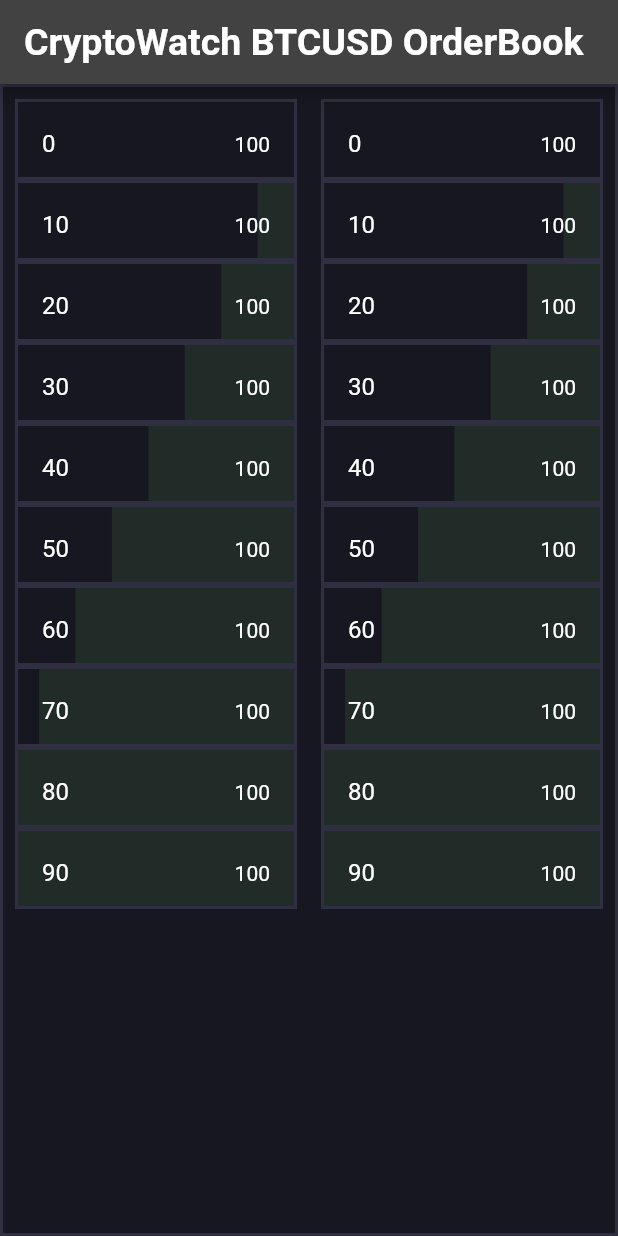
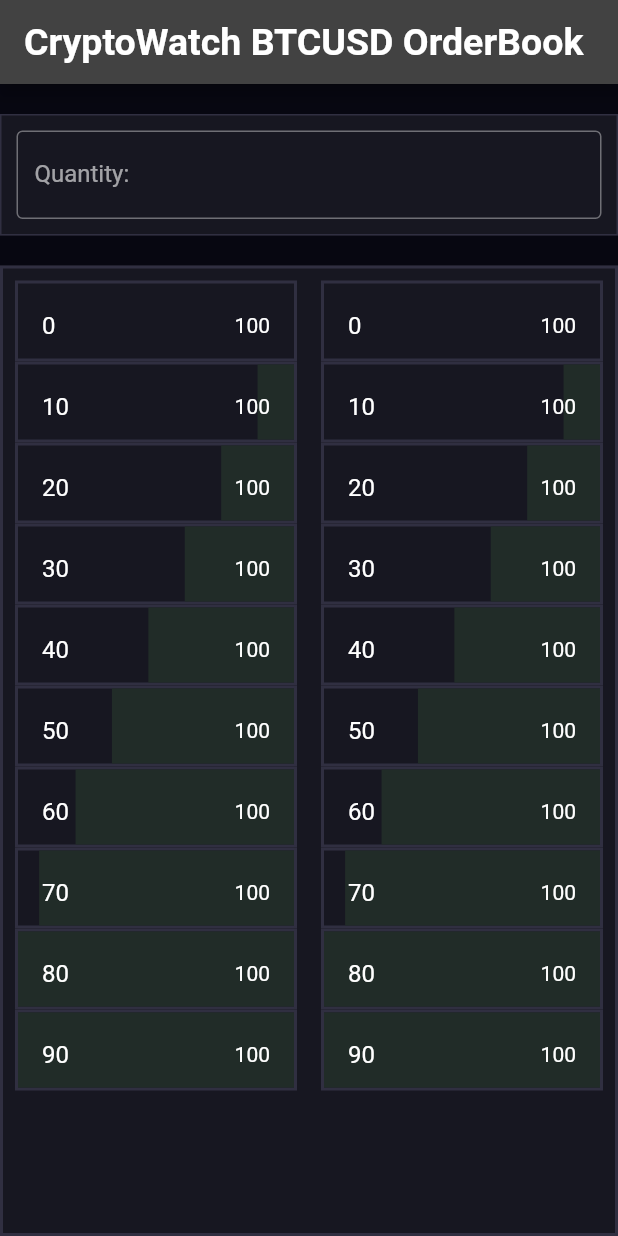
Before and after one commit to mshenawy22/Crypto-orderbook-Flutter-app-, a Flutter app: the screen it shows after launch, on a phone screen of 412 x 824 dp. Run offline on Flutter 3.47's test engine with Material 2 defaults, Android fonts, the phone set to English and light mode, and no system bars; our stand-ins replace bloc, flutter_bloc; Roboto replaces fonts that are missing (Georgia).

Commit message:
quantity input field UI

```diff
--- a/lib/ui/main_screen.dart
+++ b/lib/ui/main_screen.dart
@@ -1,3 +1,4 @@
+import 'package:cryptowatch_orderbook/ui/quantity_field.dart';
 import 'package:flutter/cupertino.dart';
 import 'package:flutter/material.dart';
 
@@ -14,8 +15,19 @@
   Widget build(BuildContext context) {
 
 
-    return
-            OrderBook();
+    return Column(
+      children: [
+         Container( height: 20,),
+        inputOrderField(),
+        Container( height: 20,),
+        Expanded(child: OrderBook())
+
+
+      ],
+
+    );
+
+
 
 
 
--- a/lib/ui/order_book.dart
+++ b/lib/ui/order_book.dart
@@ -1,3 +1,4 @@
+import 'package:cryptowatch_orderbook/ui/quantity_field.dart';
 import 'package:flutter/cupertino.dart';
 import 'package:flutter/material.dart';
 
@@ -19,7 +20,11 @@
               Border.all(width: 2.0, color: Theme.of(context).dividerColor)
 
           ),
-         child : Row(
+         child :
+         Column(
+           children: [
+           Expanded(
+             child: Row(
                children:
                [
                  OrderBookColumn(),
@@ -27,7 +32,14 @@
 
                ]
 
+           ),
+
            )
+
+           ],
+
+         )
+
       );
 
 
--- a/lib/ui/order_book_column.dart
+++ b/lib/ui/order_book_column.dart
@@ -10,7 +10,8 @@
   Widget build(BuildContext context) {
 
             return
-            Expanded (
+        Container(
+          child :  Expanded (
               child :   ListView.builder(
                   padding: const EdgeInsets.all(8),
                   itemCount: 10,
@@ -36,7 +37,9 @@
                     // );
                   }
               )
-            );
+          )
+        );
+
 
 
 
--- a/lib/ui/orderbook_row.dart
+++ b/lib/ui/orderbook_row.dart
@@ -16,7 +16,10 @@
     return
       Container (
         height : 50,
-        child :  Stack(
+        child :
+        GestureDetector(
+      child :
+      Stack(
             children :[
 
               Align(
@@ -32,14 +35,18 @@
 
 
               ListTile(
-                title:Text("${this.quantity}"),
-                // leading: Icon(FontAwesomeIcons.medal, color: RED),
-                trailing:  Text ( "${this.price}")
-                )
+                  title:Text("${this.quantity}"),
+                  // leading: Icon(FontAwesomeIcons.medal, color: RED),
+                  trailing:  Text ( "${this.price}")
+              )
 
             ]
 
+      )
+
         )
+
+
       );
 
 
--- a/lib/ui/quantity_field.dart
+++ b/lib/ui/quantity_field.dart
@@ -0,0 +1,26 @@
+import 'package:flutter/cupertino.dart';
+import 'package:flutter/material.dart';
+
+class inputOrderField extends StatelessWidget {
+  const inputOrderField({Key? key}) : super(key: key);
+
+  @override
+  Widget build(BuildContext context) {
+    return Container(
+      padding:const EdgeInsets.all(10) ,
+      decoration :  ShapeDecoration(
+          color: Theme.of(context).canvasColor,
+          shape:
+          Border.all(width: 1.0, color: Theme.of(context).dividerColor)
+
+      ),
+      child:  TextField(
+        obscureText: true,
+        decoration: InputDecoration(
+          border: OutlineInputBorder(borderSide: BorderSide(color:Theme.of(context).dividerColor )),
+          labelText: 'Quantity:',
+        ),
+      ),
+    );
+  }
+}
```
Lines whose indentation alone changed are shown as unchanged.
